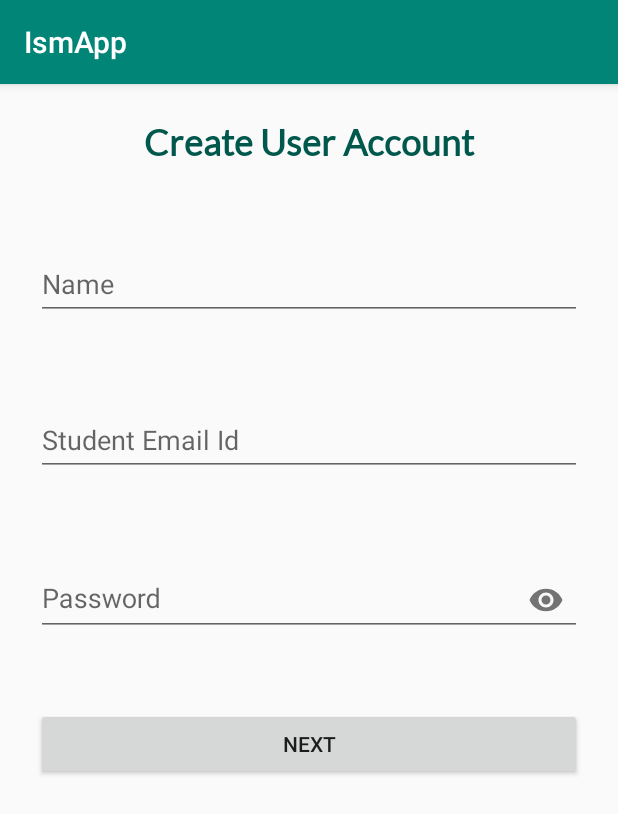
After one commit to Cyber-Labs/ism-app-android, an Android app: the SignUpViewImp screen opened directly, with no data from a screen before it, on a phone screen of 412 x 824 dp. The commit adds this screen. Shown: the top 814 px of the screen. Run offline under Robolectric (Android 15) with nearby library versions, the phone set to English and light mode, and no system bars; our stand-ins replace ButterKnife; 1 statement that could not run was skipped.

Commit message:
Sign Up Completed

```diff
--- a/app/src/main/AndroidManifest.xml
+++ b/app/src/main/AndroidManifest.xml
@@ -26,6 +26,7 @@
             <category android:name="android.intent.category.LAUNCHER" />
         </intent-filter>
         </activity>
+        <activity android:name=".Authentication.SignUp.View.SignUpViewImp" />
 
         <meta-data
             android:name="preloaded_fonts"
--- a/app/src/main/java/ismapp/iitism/cyberlabs/com/ismapp/Authentication/Forgot_password/Api/Api.java
+++ b/app/src/main/java/ismapp/iitism/cyberlabs/com/ismapp/Authentication/Forgot_password/Api/Api.java
@@ -1,6 +1,5 @@
 package ismapp.iitism.cyberlabs.com.ismapp.Authentication.Forgot_password.Api;
 
-import ismapp.iitism.cyberlabs.com.ismapp.Authentication.Forgot_password.Model.Otp_Response_Model;
 import retrofit2.Call;
 import retrofit2.http.Field;
 import retrofit2.http.POST;
--- a/app/src/main/java/ismapp/iitism/cyberlabs/com/ismapp/Authentication/Forgot_password/CallBack.java
+++ b/app/src/main/java/ismapp/iitism/cyberlabs/com/ismapp/Authentication/Forgot_password/CallBack.java
@@ -1,6 +1,4 @@
 package ismapp.iitism.cyberlabs.com.ismapp.Authentication.Forgot_password;
-
-import ismapp.iitism.cyberlabs.com.ismapp.Authentication.Forgot_password.Model.Otp_Response_Model;
 
 public interface CallBack {
     //callback method from getting response from server
--- a/app/src/main/java/ismapp/iitism/cyberlabs/com/ismapp/Authentication/Forgot_password/Provider/Provider_interface.java
+++ b/app/src/main/java/ismapp/iitism/cyberlabs/com/ismapp/Authentication/Forgot_password/Provider/Provider_interface.java
@@ -1,8 +1,8 @@
 package ismapp.iitism.cyberlabs.com.ismapp.Authentication.Forgot_password.Provider;
 
-import ismapp.iitism.cyberlabs.com.ismapp.Authentication.Forgot_password.CallBack;
+import ismapp.iitism.cyberlabs.com.ismapp.Authentication.Forgot_password.SignUpCallBack;
 
 public interface Provider_interface  {
-    void getOtpResponse(String email, CallBack callBack);
+    void getOtpResponse(String email, SignUpCallBack signUpCallBack);
     void OnDestroy();
 }
--- a/app/src/main/java/ismapp/iitism/cyberlabs/com/ismapp/Authentication/Forgot_password/Provider/Retrofit_forgot_implementaion.java
+++ b/app/src/main/java/ismapp/iitism/cyberlabs/com/ismapp/Authentication/Forgot_password/Provider/Retrofit_forgot_implementaion.java
@@ -1,12 +1,12 @@
 package ismapp.iitism.cyberlabs.com.ismapp.Authentication.Forgot_password.Provider;
 
-import ismapp.iitism.cyberlabs.com.ismapp.Authentication.Forgot_password.CallBack;
+import ismapp.iitism.cyberlabs.com.ismapp.Authentication.Forgot_password.SignUpCallBack;
 
 public class Retrofit_forgot_implementaion implements Provider_interface {
 
 
     @Override
-    public void getOtpResponse(String email, CallBack callBack) {
+    public void getOtpResponse(String email, SignUpCallBack signUpCallBack) {
 
     }
 
--- /dev/null
+++ b/app/src/main/java/ismapp/iitism/cyberlabs/com/ismapp/Authentication/SignUp/Presenter/SignUpPresenter.java
@@ -0,0 +1,5 @@
+package ismapp.iitism.cyberlabs.com.ismapp.Authentication.SignUp.Presenter;
+
+public interface SignUpPresenter {
+    void getSignUpResponse();
+}
--- /dev/null
+++ b/app/src/main/java/ismapp/iitism/cyberlabs/com/ismapp/Authentication/SignUp/View/SignUpView.java
@@ -0,0 +1,9 @@
+package ismapp.iitism.cyberlabs.com.ismapp.Authentication.SignUp.View;
+
+import ismapp.iitism.cyberlabs.com.ismapp.Authentication.SignUp.Model.SignUpResponseModel;
+
+public interface SignUpView {
+    void showProgressBar(boolean show);
+    void setIntent(SignUpResponseModel signUpResponseModel);
+
+}
--- /dev/null
+++ b/app/src/main/java/ismapp/iitism/cyberlabs/com/ismapp/Authentication/SignUp/View/SignUpViewImp.java
@@ -0,0 +1,78 @@
+package ismapp.iitism.cyberlabs.com.ismapp.Authentication.SignUp.View;
+
+import android.os.Bundle;
+import android.support.annotation.Nullable;
+import android.support.design.widget.CoordinatorLayout;
+import android.support.design.widget.Snackbar;
+import android.support.v7.app.AppCompatActivity;
+import android.view.View;
+import android.widget.Button;
+import android.widget.EditText;
+import android.widget.ProgressBar;
+import android.widget.Toast;
+
+import butterknife.BindView;
+import ismapp.iitism.cyberlabs.com.ismapp.Authentication.SignUp.Model.SignUpResponseModel;
+import ismapp.iitism.cyberlabs.com.ismapp.Authentication.SignUp.Presenter.SignUpPresenter;
+import ismapp.iitism.cyberlabs.com.ismapp.Authentication.SignUp.Presenter.SignUpPresenterImp;
+import ismapp.iitism.cyberlabs.com.ismapp.Authentication.SignUp.Provider.SignUpProviderImp;
+import ismapp.iitism.cyberlabs.com.ismapp.R;
+
+public class SignUpViewImp extends AppCompatActivity implements SignUpView {
+    @BindView(R.id.signup_name)
+    EditText name;
+    @BindView(R.id.signup_email)
+    EditText email;
+    @BindView(R.id.signup_pass)
+    EditText pass;
+    @BindView(R.id.signup_next)
+    Button next;
+    @BindView(R.id.signup_pb)
+    ProgressBar pb;
+    @BindView(R.id.signup_coordlay)
+    CoordinatorLayout clayout;
+
+
+    @Override
+    protected void onCreate(@Nullable Bundle savedInstanceState) {
+        super.onCreate(savedInstanceState);
+        setContentView(R.layout.sign_up);
+        next.setOnClickListener(new View.OnClickListener() {
+            @Override
+            public void onClick(View v) {
+                SignUpPresenter signUpPresenter =new SignUpPresenterImp(SignUpViewImp.this,new SignUpProviderImp(),
+                                                  email.getText().toString().trim(),
+                                                  name.getText().toString().trim(),
+                                                  pass.getText().toString().trim());
+
+                name.setText("");
+                email.setText("");
+                pass.setText("");
+                signUpPresenter.getSignUpResponse();
+
+            }
+        });
+
+    }
+
+    @Override
+    public void showProgressBar(boolean show) {
+        if(show==true)
+            pb.setVisibility(View.VISIBLE);
+        else
+            pb.setVisibility(View.GONE);
+
+        }
+
+    @Override
+    public void setIntent(SignUpResponseModel signUpResponseModel) {
+        if(signUpResponseModel.getSuccess()==false)
+          Snackbar.make(clayout,signUpResponseModel.getMessage(),Snackbar.LENGTH_LONG).setAction("Ok",null)
+                  .show();
+        else
+        {
+            //Intent
+        }
+
+    }
+}
--- a/app/src/main/res/layout/sign_up.xml
+++ b/app/src/main/res/layout/sign_up.xml
@@ -1,5 +1,5 @@
 <?xml version="1.0" encoding="utf-8"?>
-<LinearLayout xmlns:android="http://schemas.android.com/apk/res/android"
+<FrameLayout xmlns:android="http://schemas.android.com/apk/res/android"
     android:layout_width="match_parent"
     android:layout_height="match_parent"
     xmlns:app="http://schemas.android.com/apk/res-auto"
@@ -7,7 +7,10 @@
     android:focusable="true"
     android:id="@+id/ll"
     android:focusableInTouchMode="true">
-
+    <android.support.design.widget.CoordinatorLayout
+        android:layout_width="match_parent"
+        android:layout_height="match_parent"
+        android:id="@+id/signup_coordlay">
     <android.support.v4.widget.NestedScrollView
         android:layout_width="match_parent"
         android:layout_height="match_parent">
@@ -28,42 +31,43 @@
         android:textColor="@color/colorPrimaryDark"
         android:textSize="24sp"/>
     <android.support.design.widget.TextInputLayout
-        android:id="@+id/input_layout_password"
-        android:layout_width="match_parent"
-        android:layout_height="0dp"
-        android:layout_weight="1"
 
-        android:padding="24dp">
-
-        <EditText
-            android:id="@+id/input_password"
-            android:layout_width="match_parent"
-            android:layout_height="match_parent"
-            android:hint="Name"
-            android:inputType="text"
-            android:imeOptions="actionNext"
-            />
-
-    </android.support.design.widget.TextInputLayout>
-    <android.support.design.widget.TextInputLayout
-        android:id="@+id/input_layout_password"
         android:layout_width="match_parent"
         android:layout_height="0dp"
         android:layout_weight="1"
         android:padding="24dp">
 
         <EditText
-            android:id="@+id/input_password"
+            android:id="@+id/signup_name"
             android:layout_width="match_parent"
             android:layout_height="match_parent"
-            android:hint="Student Email Id"
+            android:hint="Name"
             android:inputType="text"
+            android:maxLength="1"
             android:imeOptions="actionNext"
             />
 
     </android.support.design.widget.TextInputLayout>
     <android.support.design.widget.TextInputLayout
-        android:id="@+id/input_layout_password"
+
+        android:layout_width="match_parent"
+        android:layout_height="0dp"
+        android:layout_weight="1"
+        android:padding="24dp">
+
+        <EditText
+            android:id="@+id/signup_email"
+            android:layout_width="match_parent"
+            android:layout_height="match_parent"
+            android:hint="Student Email Id"
+            android:inputType="text"
+            android:maxLength="1"
+            android:imeOptions="actionNext"
+            />
+
+    </android.support.design.widget.TextInputLayout>
+    <android.support.design.widget.TextInputLayout
+
         android:layout_width="match_parent"
         android:layout_height="0dp"
         android:layout_weight="1"
@@ -71,11 +75,12 @@
         android:padding="24dp">
 
         <EditText
-            android:id="@+id/input_password"
+            android:id="@+id/signup_pass"
             android:layout_width="match_parent"
             android:layout_height="match_parent"
             android:hint="Password"
             android:inputType="textPassword"
+            android:maxLength="1"
             android:imeOptions="actionDone"
             />
 
@@ -83,12 +88,19 @@
          <Button
              android:layout_width="match_parent"
              android:layout_height="wrap_content"
-             android:id="@+id/bt"
+             android:id="@+id/signup_next"
              android:text="Next"
              android:layout_margin="24dp"
              android:clickable="false"/>
 
      </LinearLayout>
     </android.support.v4.widget.NestedScrollView>
+    </android.support.design.widget.CoordinatorLayout>
+    <ProgressBar
+        android:layout_width="wrap_content"
+        android:layout_height="wrap_content"
+        android:layout_gravity="center"
+        android:id="@+id/signup_pb"
+        android:visibility="gone"/>
 
-</LinearLayout>
+</FrameLayout>
```
Also changed, not shown: app/src/main/java/ismapp/iitism/cyberlabs/com/ismapp/Authentication/SignUp/Api/SignUpApi.java (added, +16 -0 lines), app/src/main/java/ismapp/iitism/cyberlabs/com/ismapp/Authentication/SignUp/Model/SignUpResponseModel.java (added, +28 -0 lines), app/src/main/java/ismapp/iitism/cyberlabs/com/ismapp/Authentication/SignUp/Presenter/SignUpPresenterImp.java (added, +39 -0 lines), app/src/main/java/ismapp/iitism/cyberlabs/com/ismapp/Authentication/SignUp/Provider/SignUpProvider.java (added, +8 -0 lines), app/src/main/java/ismapp/iitism/cyberlabs/com/ismapp/Authentication/SignUp/Provider/SignUpProviderImp.java (added, +35 -0 lines), app/src/main/java/ismapp/iitism/cyberlabs/com/ismapp/Authentication/SignUp/SignUpCallBack.java (added, +10 -0 lines).
